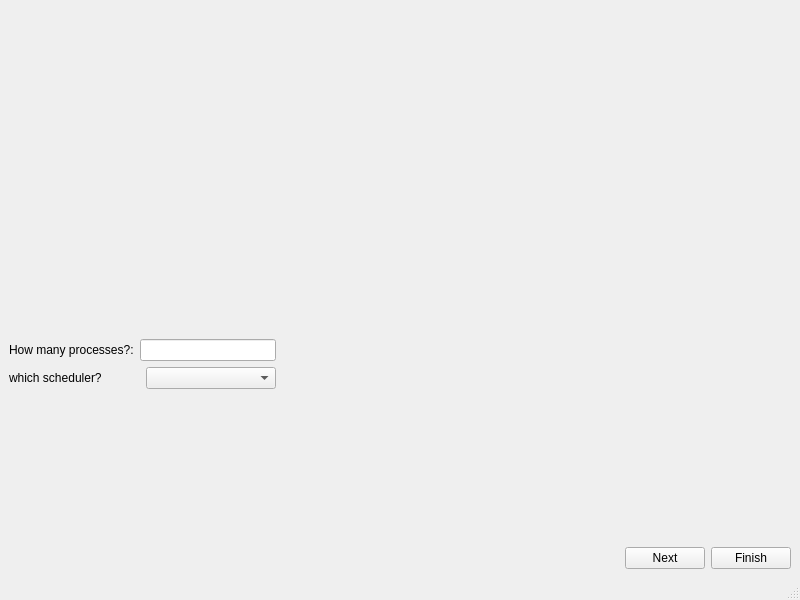
michealshohda/CPU-Schedulers, file GUI/MAINmainwindow.ui: the form before one commit.
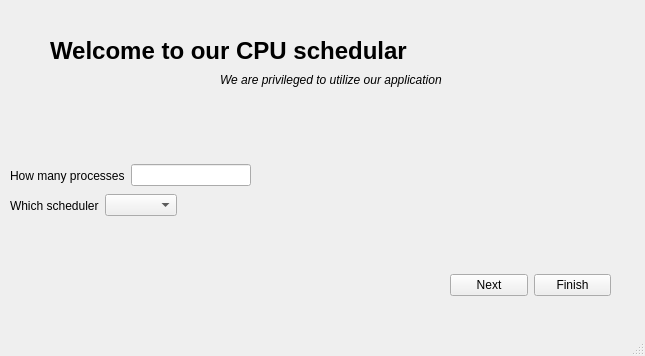
The form after the commit.

```diff
--- a/GUI/MAINmainwindow.ui
+++ b/GUI/MAINmainwindow.ui
@@ -6,30 +6,24 @@
    <rect>
     <x>0</x>
     <y>0</y>
-    <width>800</width>
-    <height>600</height>
+    <width>645</width>
+    <height>356</height>
    </rect>
   </property>
   <property name="windowTitle">
    <string>CPU Scheduler</string>
   </property>
   <widget class="QWidget" name="centralwidget">
-   <layout class="QGridLayout" name="gridLayout">
-    <item row="2" column="1">
-     <layout class="QHBoxLayout" name="horizontalLayout_2">
-      <item>
-       <spacer name="horizontalSpacer">
-        <property name="orientation">
-         <enum>Qt::Orientation::Horizontal</enum>
-        </property>
-        <property name="sizeHint" stdset="0">
-         <size>
-          <width>40</width>
-          <height>20</height>
-         </size>
-        </property>
-       </spacer>
-      </item>
+   <widget class="QWidget" name="horizontalLayoutWidget_3">
+    <property name="geometry">
+     <rect>
+      <x>450</x>
+      <y>270</y>
+      <width>161</width>
+      <height>31</height>
+     </rect>
+    </property>
+    <layout class="QHBoxLayout" name="horizontalLayout_5">
       <item>
        <widget class="QPushButton" name="Next">
         <property name="text">
@@ -45,158 +39,60 @@
        </widget>
       </item>
      </layout>
-    </item>
-    <item row="1" column="1">
-     <layout class="QGridLayout" name="gridLayout_2">
-      <item row="7" column="0" colspan="3">
-       <layout class="QHBoxLayout" name="horizontalLayout">
+   </widget>
+   <widget class="QWidget" name="verticalLayoutWidget">
+    <property name="geometry">
+     <rect>
+      <x>10</x>
+      <y>190</y>
+      <width>461</width>
+      <height>32</height>
+     </rect>
+    </property>
+    <layout class="QVBoxLayout" name="verticalLayout">
+     <item>
+      <layout class="QHBoxLayout" name="horizontalLayout_6">
         <item>
          <widget class="QLabel" name="label">
           <property name="text">
-           <string>which scheduler?</string>
+          <string>Which scheduler</string>
           </property>
          </widget>
         </item>
         <item>
          <widget class="QComboBox" name="comboBox"/>
         </item>
-       </layout>
-      </item>
-      <item row="2" column="3">
-       <spacer name="verticalSpacer_2">
+       <item>
+        <spacer name="horizontalSpacer">
         <property name="orientation">
-         <enum>Qt::Orientation::Vertical</enum>
-        </property>
-        <property name="sizeHint" stdset="0">
-         <size>
-          <width>20</width>
-          <height>40</height>
-         </size>
-        </property>
-       </spacer>
-      </item>
-      <item row="1" column="4">
-       <spacer name="horizontalSpacer_5">
-        <property name="orientation">
          <enum>Qt::Orientation::Horizontal</enum>
         </property>
         <property name="sizeHint" stdset="0">
          <size>
-          <width>40</width>
-          <height>20</height>
+           <width>128</width>
+           <height>25</height>
          </size>
         </property>
        </spacer>
       </item>
-      <item row="5" column="4">
-       <spacer name="horizontalSpacer_3">
-        <property name="orientation">
-         <enum>Qt::Orientation::Horizontal</enum>
-        </property>
-        <property name="sizeType">
-         <enum>QSizePolicy::Policy::Preferred</enum>
-        </property>
-        <property name="sizeHint" stdset="0">
-         <size>
-          <width>40</width>
-          <height>20</height>
-         </size>
-        </property>
-       </spacer>
-      </item>
-      <item row="7" column="3">
-       <spacer name="horizontalSpacer_2">
-        <property name="orientation">
-         <enum>Qt::Orientation::Horizontal</enum>
-        </property>
-        <property name="sizeType">
-         <enum>QSizePolicy::Policy::Expanding</enum>
-        </property>
-        <property name="sizeHint" stdset="0">
-         <size>
-          <width>40</width>
-          <height>20</height>
-         </size>
-        </property>
-       </spacer>
-      </item>
-      <item row="1" column="1">
-       <spacer name="horizontalSpacer_4">
-        <property name="orientation">
-         <enum>Qt::Orientation::Horizontal</enum>
-        </property>
-        <property name="sizeHint" stdset="0">
-         <size>
-          <width>40</width>
-          <height>20</height>
-         </size>
-        </property>
-       </spacer>
-      </item>
-      <item row="5" column="3">
-       <spacer name="horizontalSpacer_7">
-        <property name="orientation">
-         <enum>Qt::Orientation::Horizontal</enum>
-        </property>
-        <property name="sizeHint" stdset="0">
-         <size>
-          <width>40</width>
-          <height>20</height>
-         </size>
-        </property>
-       </spacer>
-      </item>
-      <item row="8" column="3">
-       <spacer name="verticalSpacer_3">
-        <property name="orientation">
-         <enum>Qt::Orientation::Vertical</enum>
-        </property>
-        <property name="sizeHint" stdset="0">
-         <size>
-          <width>20</width>
-          <height>40</height>
-         </size>
-        </property>
-       </spacer>
-      </item>
-      <item row="7" column="4">
-       <spacer name="horizontalSpacer_6">
-        <property name="orientation">
-         <enum>Qt::Orientation::Horizontal</enum>
-        </property>
-        <property name="sizeHint" stdset="0">
-         <size>
-          <width>40</width>
-          <height>20</height>
-         </size>
-        </property>
-       </spacer>
-      </item>
-      <item row="1" column="2" colspan="2">
-       <widget class="QLabel" name="labelpic">
-        <property name="autoFillBackground">
-         <bool>false</bool>
-        </property>
-        <property name="frameShape">
-         <enum>QFrame::Shape::NoFrame</enum>
-        </property>
-        <property name="text">
-         <string/>
-        </property>
-        <property name="textFormat">
-         <enum>Qt::TextFormat::PlainText</enum>
-        </property>
-        <property name="scaledContents">
-         <bool>false</bool>
-        </property>
-       </widget>
-      </item>
-      <item row="5" column="0" colspan="3">
+      </layout>
+     </item>
+    </layout>
+   </widget>
+   <widget class="QWidget" name="horizontalLayoutWidget_2">
+    <property name="geometry">
+     <rect>
+      <x>10</x>
+      <y>160</y>
+      <width>241</width>
+      <height>31</height>
+     </rect>
+    </property>
        <layout class="QHBoxLayout" name="horizontalLayout_3">
         <item>
          <widget class="QLabel" name="label2">
           <property name="text">
-           <string>How many processes?:</string>
+        <string>How many processes</string>
           </property>
          </widget>
         </item>
@@ -204,23 +100,45 @@
          <widget class="QLineEdit" name="nbprocesses"/>
         </item>
        </layout>
-      </item>
-      <item row="0" column="3">
-       <spacer name="verticalSpacer">
-        <property name="orientation">
-         <enum>Qt::Orientation::Vertical</enum>
-        </property>
-        <property name="sizeHint" stdset="0">
-         <size>
-          <width>20</width>
-          <height>40</height>
-         </size>
-        </property>
-       </spacer>
-      </item>
-     </layout>
-    </item>
-   </layout>
+   </widget>
+   <widget class="QLabel" name="label_2">
+    <property name="geometry">
+     <rect>
+      <x>50</x>
+      <y>20</y>
+      <width>441</width>
+      <height>61</height>
+     </rect>
+    </property>
+    <property name="font">
+     <font>
+      <pointsize>18</pointsize>
+      <bold>true</bold>
+     </font>
+    </property>
+    <property name="text">
+     <string>Welcome to our CPU schedular</string>
+    </property>
+   </widget>
+   <widget class="QLabel" name="label_3">
+    <property name="geometry">
+     <rect>
+      <x>220</x>
+      <y>70</y>
+      <width>331</width>
+      <height>20</height>
+     </rect>
+    </property>
+    <property name="font">
+     <font>
+      <pointsize>9</pointsize>
+      <italic>true</italic>
+     </font>
+    </property>
+    <property name="text">
+     <string>We are privileged to utilize our application</string>
+    </property>
+   </widget>
   </widget>
   <widget class="QMenuBar" name="menubar">
    <property name="geometry">
```
Left out of the diff: 2 changed lines with no effect on the pictures. Lines whose indentation alone changed are shown as unchanged.
